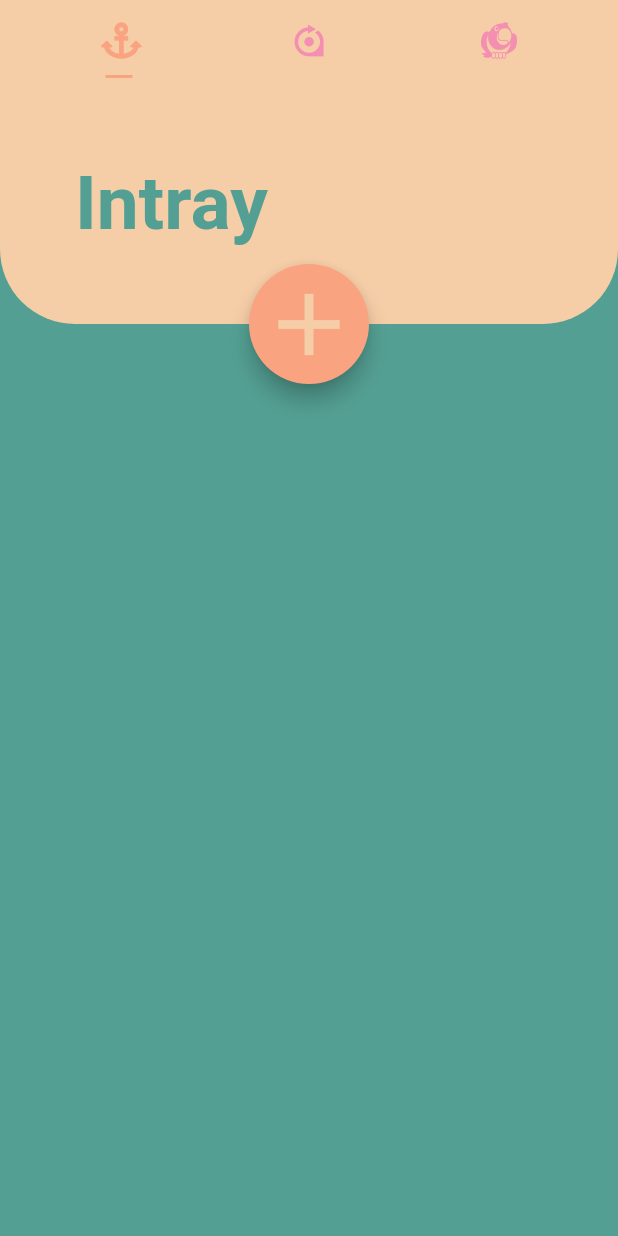
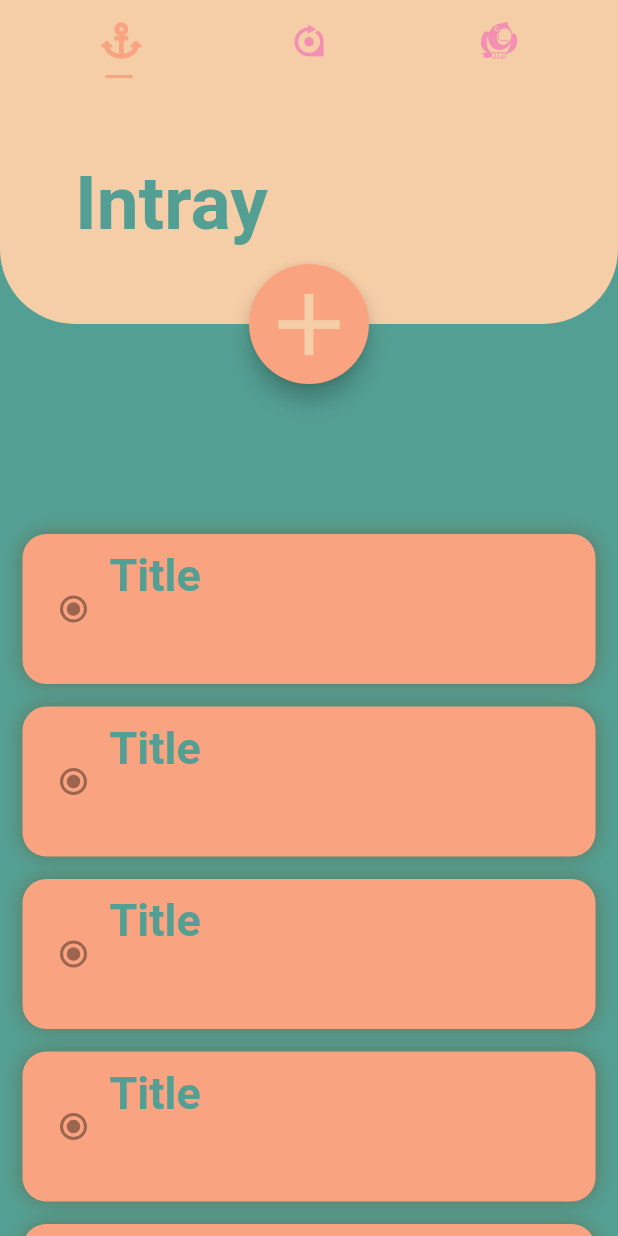
Before and after one commit to aayeshanomani/notes, a Flutter app: the screen it shows after launch, on a phone screen of 412 x 824 dp. Run offline on Flutter 3.47's test engine with Material 2 defaults, Android fonts, the phone set to English and light mode, and no system bars; our stand-ins replace font_awesome_flutter; Roboto replaces fonts that are missing (Avenir).

Commit message:
Designed the todo containers

```diff
--- a/lib/UI/Intray/intray.dart
+++ b/lib/UI/Intray/intray.dart
@@ -1,5 +1,6 @@
 import 'package:flutter/material.dart';
 import 'package:notes/models/global.dart';
+import 'package:notes/models/widgets/intraycard.dart';
 
 class Intray extends StatefulWidget {
   @override
@@ -19,8 +20,12 @@ class _IntrayState extends State<Intray> {
   }
 
   List<Widget> getList() {
-    return
-    [
-    ];
+    List<IntrayTodo> list = [];
+    for (int i = 0; i < 10; i++) {
+      list.add(IntrayTodo(title: 'Title',));
+    }
+    return list;
   }
+
+  Widget getTODOwid() {}
 }
--- a/lib/models/global.dart
+++ b/lib/models/global.dart
@@ -9,3 +9,9 @@ TextStyle intray = TextStyle(
     fontWeight: FontWeight.bold,
     color: darkgrey,
     fontSize: 50);
+
+TextStyle darkTodoTitle = TextStyle(
+    fontFamily: 'Avenir',
+    fontWeight: FontWeight.bold,
+    color: darkgrey,
+    fontSize: 30);
--- /dev/null
+++ b/lib/models/widgets/intraycard.dart
@@ -0,0 +1,41 @@
+import 'package:flutter/material.dart';
+import 'package:notes/models/global.dart';
+
+class IntrayTodo extends StatefulWidget {
+
+   final String title;
+
+  const IntrayTodo({this.title});
+
+  @override
+  _IntrayTodoState createState() => _IntrayTodoState();
+}
+
+class _IntrayTodoState extends State<IntrayTodo> {
+
+  @override
+  Widget build(BuildContext context) {
+    return Container(
+      margin: EdgeInsets.only(bottom: 15, left: 15, right: 15),
+      padding: EdgeInsets.all(10),
+      height: 100,
+      decoration: BoxDecoration(
+          color: red,
+          borderRadius: BorderRadius.all(Radius.circular(16)),
+          boxShadow: [
+            BoxShadow(
+              color: Color(0xff65532F).withOpacity(0.5),
+              blurRadius: 10,
+            )
+          ]),
+      child: Row(
+        children: <Widget>[
+          Radio(value: null, groupValue: null, onChanged: null),
+          Column(
+            children: <Widget>[Text(widget.title, style: darkTodoTitle,)],
+          )
+        ],
+      ),
+    );
+  }
+}
```
